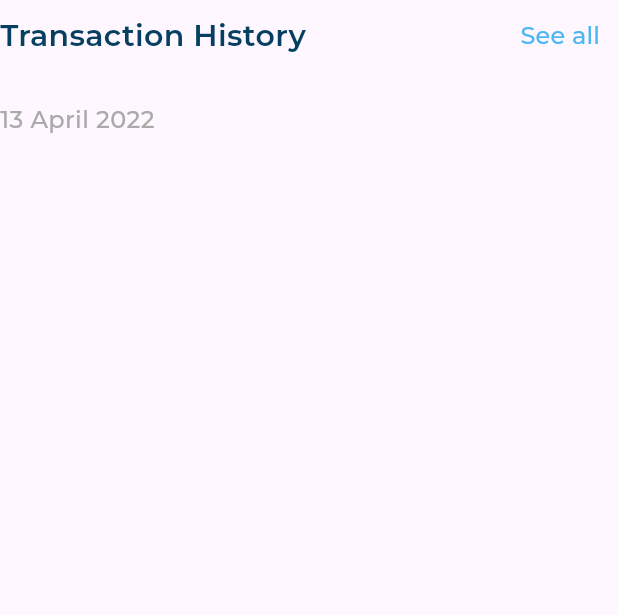
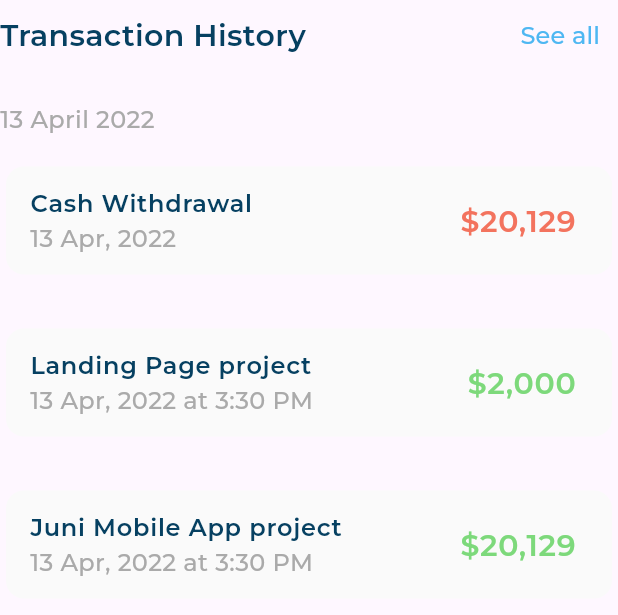
Before and after one commit to FakhrElddin/responsive_dash_board, a Flutter app: the TransactionHistory widget shown alone on an empty page, opened directly, on a phone screen of 412 x 824 dp. Shown: the top 615 px of the screen. Run offline on Flutter 3.47's test engine with Material 3 defaults, Android fonts, the phone set to English and light mode, and no system bars; our stand-ins replace expandable_page_view, flutter_svg; project files that could hold a hidden picture were left out.

Commit message:
create transaction histroy list view

```diff
--- a/lib/widgets/dashboard_desktop_layout.dart
+++ b/lib/widgets/dashboard_desktop_layout.dart
@@ -1,7 +1,6 @@
 import 'package:flutter/material.dart';
 import 'package:responsive_dash_board/widgets/all_expenses_and_quick_invoice_section.dart';
 import 'package:responsive_dash_board/widgets/custom_darwer.dart';
-import 'package:responsive_dash_board/widgets/my_card_section.dart';
 import 'package:responsive_dash_board/widgets/transaction_history.dart';
 
 class DashboardDesktopLayout extends StatelessWidget {
--- a/lib/widgets/transaction_history.dart
+++ b/lib/widgets/transaction_history.dart
@@ -1,7 +1,7 @@
 import 'package:flutter/material.dart';
 import 'package:responsive_dash_board/utils/app_styles.dart';
-import 'package:responsive_dash_board/widgets/custom_background_container.dart';
 import 'package:responsive_dash_board/widgets/transaction_history_header.dart';
+import 'package:responsive_dash_board/widgets/transaction_histroy_list_view.dart';
 
 class TransactionHistory extends StatelessWidget {
   const TransactionHistory({super.key});
@@ -24,7 +24,7 @@ class TransactionHistory extends StatelessWidget {
         const SizedBox(
           height: 16,
         ),
-
+        const TransactionHistroyListView(),
       ],
     );
   }
--- /dev/null
+++ b/lib/widgets/transaction_histroy_list_view.dart
@@ -0,0 +1,42 @@
+import 'package:flutter/material.dart';
+import 'package:responsive_dash_board/models/transaction_model.dart';
+import 'package:responsive_dash_board/widgets/transaction_item.dart';
+
+class TransactionHistroyListView extends StatelessWidget {
+  const TransactionHistroyListView({super.key});
+
+  static const List<TransactionModel> items = [
+    TransactionModel(
+      title: 'Cash Withdrawal',
+      date: '13 Apr, 2022',
+      amount: r'$20,129',
+      isWithdrawal: true,
+    ),
+    TransactionModel(
+      title: 'Landing Page project',
+      date: '13 Apr, 2022 at 3:30 PM',
+      amount: r'$2,000',
+      isWithdrawal: false,
+    ),
+    TransactionModel(
+      title: 'Juni Mobile App project',
+      date: '13 Apr, 2022 at 3:30 PM',
+      amount: r'$20,129',
+      isWithdrawal: false,
+    ),
+  ];
+
+  @override
+  Widget build(BuildContext context) {
+    return ListView.separated(
+      shrinkWrap: true,
+      itemBuilder: (context, index) => TransactionItem(
+        transactionModel: items[index],
+      ),
+      separatorBuilder: (context, index) => const SizedBox(
+        height: 28,
+      ),
+      itemCount: items.length,
+    );
+  }
+}
--- a/lib/widgets/transaction_item.dart
+++ b/lib/widgets/transaction_item.dart
@@ -29,7 +29,9 @@ class TransactionItem extends StatelessWidget {
         trailing: Text(
           transactionModel.amount,
           style: AppStyles.textStyleSemiBold20.copyWith(
-            color: const Color(0xff7DD97B),
+            color: transactionModel.isWithdrawal
+                ? const Color(0xffF3735E)
+                : const Color(0xff7DD97B),
           ),
         ),
       ),
```
